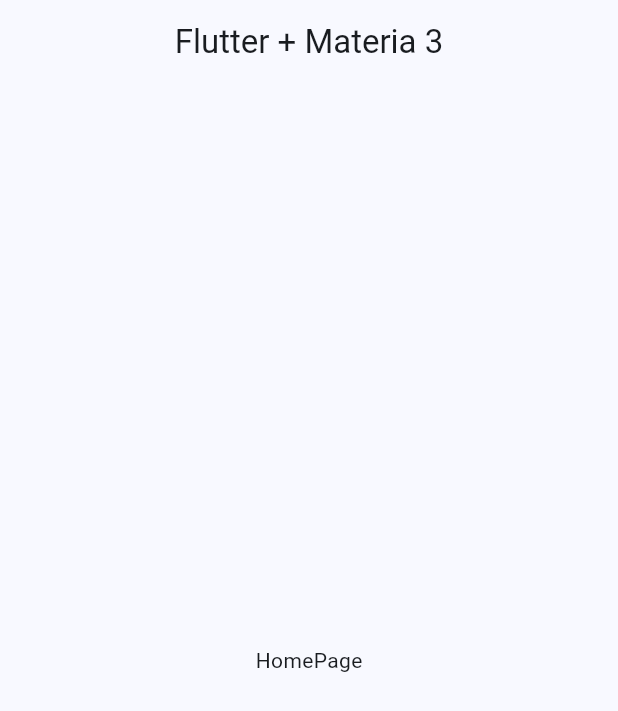
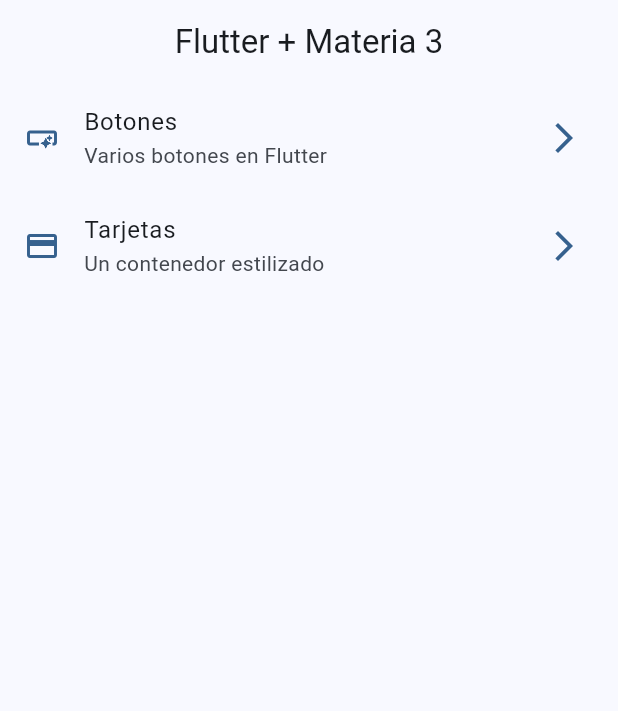
Before and after one commit to AlDaniel1337/fl_widgets_app, a Flutter app: the screen it shows after launch, on a phone screen of 412 x 824 dp. Shown: the top 711 px of the screen. Run offline on Flutter 3.47's test engine with Material 3 defaults, Android fonts, the phone set to English and light mode, and no system bars; our stand-ins replace get.

Commit message:
Menu implementado

```diff
--- a/lib/presentation/menu/menu_item.dart
+++ b/lib/presentation/menu/menu_item.dart
@@ -31,7 +31,8 @@ class MenuItems {
   }
 }
 
-/// elementos del menú
+
+/// Elementos del menú
 const appMenuItems = <MenuItems>[
 
   MenuItems(
@@ -49,3 +50,42 @@ const appMenuItems = <MenuItems>[
   ),
 
 ];
+
+
+/// Menu principal
+class MainMenu extends StatelessWidget {
+
+  const MainMenu({super.key});
+
+  @override
+  Widget build(BuildContext context) {
+    return ListView.builder(
+      physics: BouncingScrollPhysics(),
+      itemCount: appMenuItems.length,
+      itemBuilder: (context, index) => _CustomListTile( item: appMenuItems[index], )
+    );
+  }
+}
+
+
+class _CustomListTile extends StatelessWidget {
+
+  final MenuItems item;
+
+  const _CustomListTile({ required this.item });
+
+  @override
+  Widget build(BuildContext context) {
+
+    //& Colores del tema
+    final colors = Theme.of(context).colorScheme;
+
+    return ListTile(
+      title: Text( item.title ),
+      subtitle: Text( item.subTitle ),
+      leading: Icon( item.icon, color: colors.primary, ),
+      trailing: Icon( Icons.arrow_forward_ios_outlined, color: colors.primary, ),
+      onTap: (){},
+    );
+  }
+}
--- a/lib/presentation/pages/home/home_page.dart
+++ b/lib/presentation/pages/home/home_page.dart
@@ -1,4 +1,5 @@
 import 'package:flutter/material.dart';
+import 'package:widgets_app/presentation/menu/menu_item.dart';
 
 class HomePage extends StatelessWidget {
 
@@ -15,7 +16,7 @@ class HomePage extends StatelessWidget {
       ),
 
       body: const Center(
-        child: Text('HomePage'),
+        child: MainMenu(),
       ),
     );
   }
```
